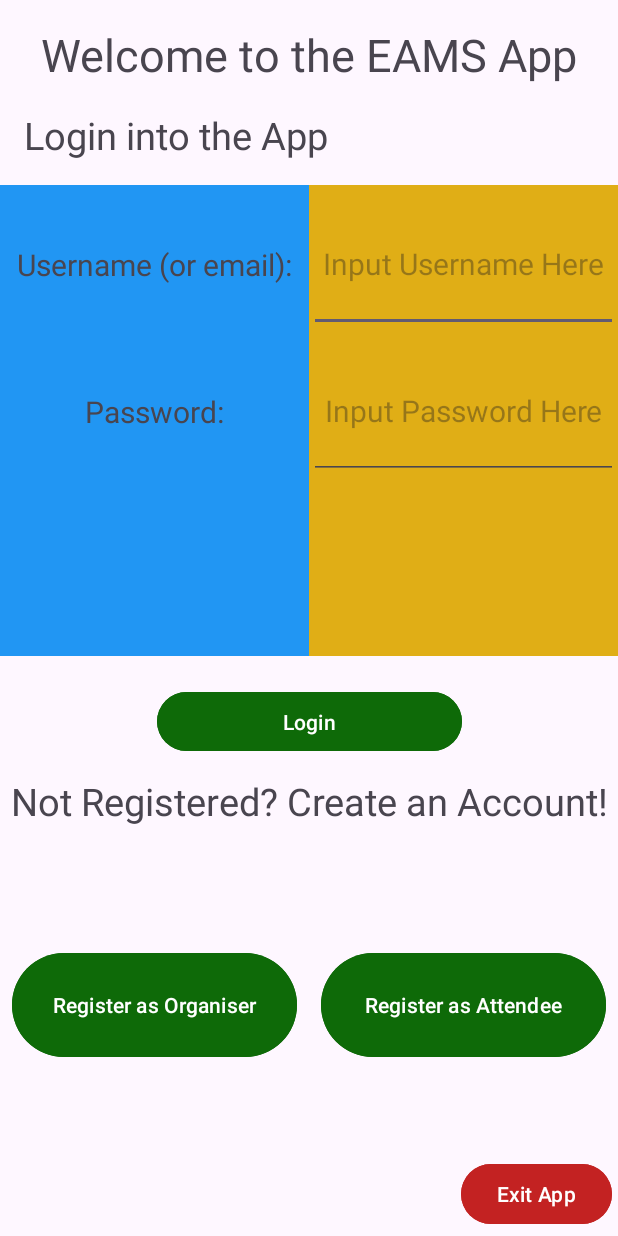
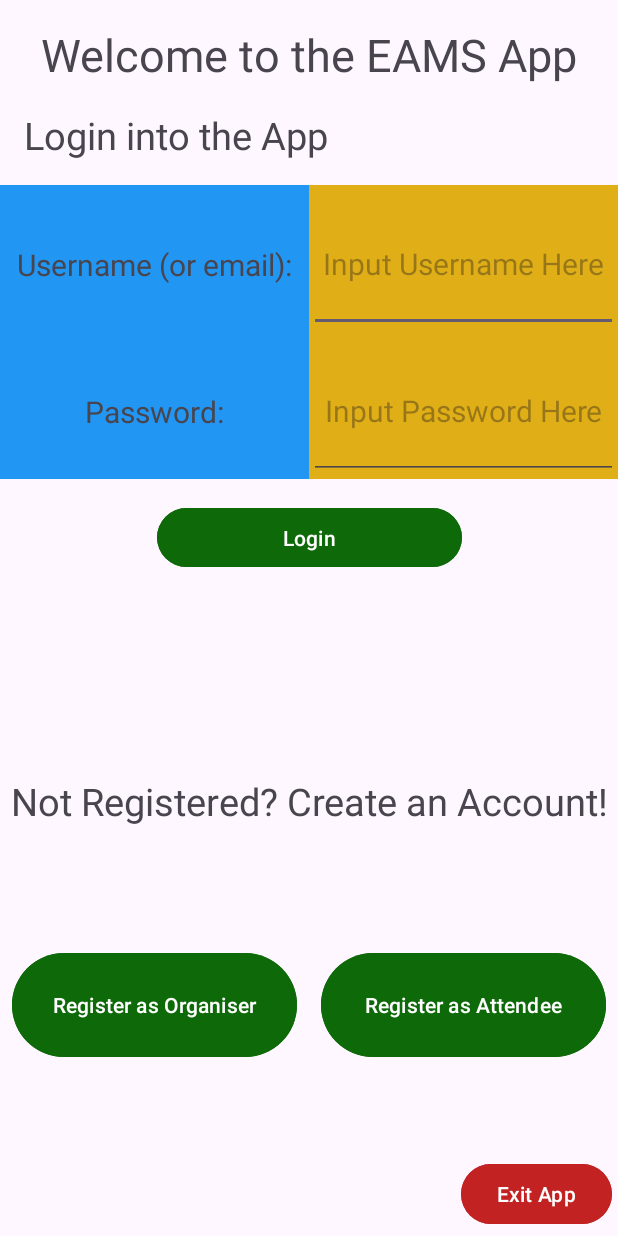
Before and after one commit to uOttawaSEG/Event-Attendance-Management-System-EAMS-App, an Android app: the screen it shows after launch (InitialPage), on a phone screen of 412 x 824 dp. Run offline under Robolectric (Android 15) with nearby library versions, the phone set to English and light mode, and no system bars.

Commit message:
minor fixes

```diff
--- a/app/src/main/java/com/example/user_interface_login_page/AttendeeRegisterPage.java
+++ b/app/src/main/java/com/example/user_interface_login_page/AttendeeRegisterPage.java
@@ -67,7 +67,7 @@ public class AttendeeRegisterPage extends AppCompatActivity {
                 startActivity(intent);
             }
             catch (IllegalArgumentException e) {
-                Toast.makeText(getApplicationContext(), e.toString(), Toast.LENGTH_SHORT).show();
+                Toast.makeText(getApplicationContext(), e.getMessage(), Toast.LENGTH_SHORT).show();
             }
         });
     }
--- a/app/src/main/java/com/example/user_interface_login_page/IntoAppPage.java
+++ b/app/src/main/java/com/example/user_interface_login_page/IntoAppPage.java
@@ -31,11 +31,7 @@ public class IntoAppPage extends AppCompatActivity {
 
 
     private void initializeViews(){
-
         buttonSignOut = findViewById(R.id.buttonSignOut);
-
-
-
     }
     private void initializeEventListeners() {
         buttonSignOut.setOnClickListener(v -> {
--- a/app/src/main/java/com/example/user_interface_login_page/OrganiserRegisterPage.java
+++ b/app/src/main/java/com/example/user_interface_login_page/OrganiserRegisterPage.java
@@ -73,7 +73,7 @@ public class OrganiserRegisterPage extends AppCompatActivity {
                 startActivity(intent);
             }
             catch (IllegalArgumentException e) {
-                Toast.makeText(getApplicationContext(), e.toString(), Toast.LENGTH_SHORT).show();
+                Toast.makeText(getApplicationContext(), e.getMessage(), Toast.LENGTH_SHORT).show();
             }
         });
 
--- a/app/src/main/java/com/example/user_interface_login_page/User.java
+++ b/app/src/main/java/com/example/user_interface_login_page/User.java
@@ -9,10 +9,8 @@ public abstract class User {
     private String lastName;
     private String emailAddress;
     private String accountPassword;
-
+    private String phoneNumber;
     private String address;
-
-    private String phoneNumber;
 
     /**
      * Unparameterized constructor for User class
@@ -22,8 +20,8 @@ public abstract class User {
         this.lastName = "";
         this.emailAddress = "";
         this.accountPassword = "";
+        this.phoneNumber = "";
         this.address = "";
-        this.phoneNumber = "";
     }
 
     /**
--- a/app/src/main/res/layout/activity_attendee_register_page.xml
+++ b/app/src/main/res/layout/activity_attendee_register_page.xml
@@ -8,7 +8,7 @@
     tools:context=".AttendeeRegisterPage">
 
     <TextView
-        android:id="@+id/textView2"
+        android:id="@+id/header"
         android:layout_width="wrap_content"
         android:layout_height="wrap_content"
         android:layout_marginTop="16dp"
@@ -32,7 +32,7 @@
         app:layout_constraintBottom_toTopOf="@+id/registerButton"
         app:layout_constraintEnd_toStartOf="@+id/linearLayoutRight"
         app:layout_constraintStart_toStartOf="parent"
-        app:layout_constraintTop_toBottomOf="@+id/textView2"
+        app:layout_constraintTop_toBottomOf="@+id/header"
         app:layout_constraintWidth_percent="0.5">
 
         <!-- Add your views here for the left LinearLayout -->
@@ -103,7 +103,7 @@
         app:layout_constraintBottom_toTopOf="@+id/registerButton"
         app:layout_constraintEnd_toEndOf="parent"
         app:layout_constraintStart_toEndOf="@+id/linearLayoutLeft"
-        app:layout_constraintTop_toBottomOf="@+id/textView2"
+        app:layout_constraintTop_toBottomOf="@+id/header"
         app:layout_constraintWidth_percent="0.5">
 
         <!-- Add your views here for the right LinearLayout -->
--- a/app/src/main/res/layout/activity_initial_page.xml
+++ b/app/src/main/res/layout/activity_initial_page.xml
@@ -36,13 +36,12 @@
     <LinearLayout
         android:id="@+id/leftLayout"
         android:layout_width="0dp"
-        android:layout_height="0dp"
+        android:layout_height="wrap_content"
         android:layout_marginTop="@dimen/default_top_margin"
         android:layout_marginBottom="20dp"
         android:background="#2196F3"
         android:gravity="top"
         android:orientation="vertical"
-        app:layout_constraintBottom_toTopOf="@id/buttonLoginIn"
         app:layout_constraintEnd_toStartOf="@id/rightLayout"
         app:layout_constraintHorizontal_weight="1"
         app:layout_constraintStart_toStartOf="parent"
@@ -68,51 +67,51 @@
             android:textSize="20dp" />
     </LinearLayout>
 
+
     <LinearLayout
         android:id="@+id/rightLayout"
         android:layout_width="0dp"
-        android:layout_height="0dp"
+        android:layout_height="wrap_content"
+        android:layout_marginTop="@dimen/default_top_margin"
+        android:layout_marginBottom="20dp"
+        android:background="#E0AE16"
+        android:gravity="top"
         android:orientation="vertical"
-        android:gravity="top"
-        android:background="#E0AE16"
-        android:layout_marginBottom="20dp"
-        android:layout_marginTop="@dimen/default_top_margin"
+        app:layout_constraintEnd_toEndOf="parent"
+        app:layout_constraintHorizontal_weight="1"
         app:layout_constraintStart_toEndOf="@id/leftLayout"
-        app:layout_constraintEnd_toEndOf="parent"
         app:layout_constraintTop_toBottomOf="@id/loginInfo"
-        app:layout_constraintBottom_toTopOf="@id/buttonLoginIn"
-        app:layout_constraintHorizontal_weight="1">
+        app:layout_constraintVertical_bias="0.0">
 
         <EditText
-            android:id="@+id/loginUserNameInput"
+            android:id="@+id/usernameET"
             android:layout_width="match_parent"
             android:layout_height="90dp"
+            android:layout_marginTop="8dp"
             android:gravity="center"
             android:hint="Input Username Here"
-            android:textSize="20dp"
-            android:layout_marginTop="8dp" />
+            android:textSize="20dp" />
 
         <EditText
-            android:id="@+id/loginPasswordInput"
+            android:id="@+id/loginPasswordET"
             android:layout_width="match_parent"
             android:layout_height="90dp"
+            android:layout_marginTop="8dp"
             android:gravity="center"
             android:hint="Input Password Here"
-            android:textSize="20dp"
-            android:layout_marginTop="8dp" />
+            android:textSize="20dp" />
     </LinearLayout>
-
 
     <Button
         android:id="@+id/buttonLoginIn"
         android:layout_width="203dp"
         android:layout_height="47dp"
-        android:layout_marginBottom="12dp"
+        android:layout_marginTop="15dp"
         android:backgroundTint="#0E6A08"
         android:text="Login"
-        app:layout_constraintBottom_toTopOf="@+id/createAnAccount"
         app:layout_constraintEnd_toEndOf="parent"
-        app:layout_constraintStart_toStartOf="parent" />
+        app:layout_constraintStart_toStartOf="parent"
+        app:layout_constraintTop_toBottomOf="@+id/leftLayout" />
 
     <TextView
         android:id="@+id/createAnAccount"
--- a/app/src/main/res/layout/activity_organiser_register_page.xml
+++ b/app/src/main/res/layout/activity_organiser_register_page.xml
@@ -8,7 +8,7 @@
     tools:context=".AttendeeRegisterPage">
 
     <TextView
-        android:id="@+id/textView2"
+        android:id="@+id/header"
         android:layout_width="wrap_content"
         android:layout_height="wrap_content"
         android:layout_marginTop="16dp"
@@ -32,7 +32,7 @@
         app:layout_constraintBottom_toTopOf="@+id/registerButton"
         app:layout_constraintEnd_toStartOf="@+id/linearLayoutRight"
         app:layout_constraintStart_toStartOf="parent"
-        app:layout_constraintTop_toBottomOf="@+id/textView2"
+        app:layout_constraintTop_toBottomOf="@+id/header"
         app:layout_constraintWidth_percent="0.5">
 
         <!-- Add your views here for the left LinearLayout -->
@@ -112,7 +112,7 @@
         app:layout_constraintBottom_toTopOf="@+id/registerButton"
         app:layout_constraintEnd_toEndOf="parent"
         app:layout_constraintStart_toEndOf="@+id/linearLayoutLeft"
-        app:layout_constraintTop_toBottomOf="@+id/textView2"
+        app:layout_constraintTop_toBottomOf="@+id/header"
         app:layout_constraintWidth_percent="0.5">
 
         <!-- Add your views here for the right LinearLayout -->
```
Also changed, not shown: app/src/main/java/com/example/user_interface_login_page/Organizer.java (+3 -25 lines), app/src/main/java/com/example/user_interface_login_page/Validator.java (+1 -13 lines).
